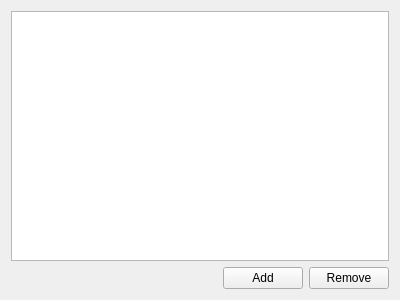
This is maintable.ui in kuba-moo/GardenDB as Qt 5 draws it before an edit. The edited form follows.
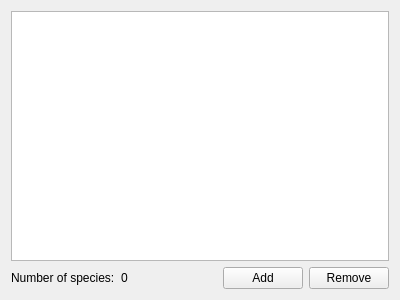
This is the edited form. Icons and pictures are not drawn.

```diff
--- a/maintable.ui
+++ b/maintable.ui
@@ -41,6 +41,20 @@
    </item>
    <item>
     <layout class="QHBoxLayout" name="horizontalLayout">
+     <item>
+      <widget class="QLabel" name="label">
+       <property name="text">
+        <string>Number of species:</string>
+       </property>
+      </widget>
+     </item>
+     <item>
+      <widget class="QLabel" name="nSpecies">
+       <property name="text">
+        <string>0</string>
+       </property>
+      </widget>
+     </item>
      <item>
       <spacer name="horizontalSpacer">
        <property name="orientation">
```
